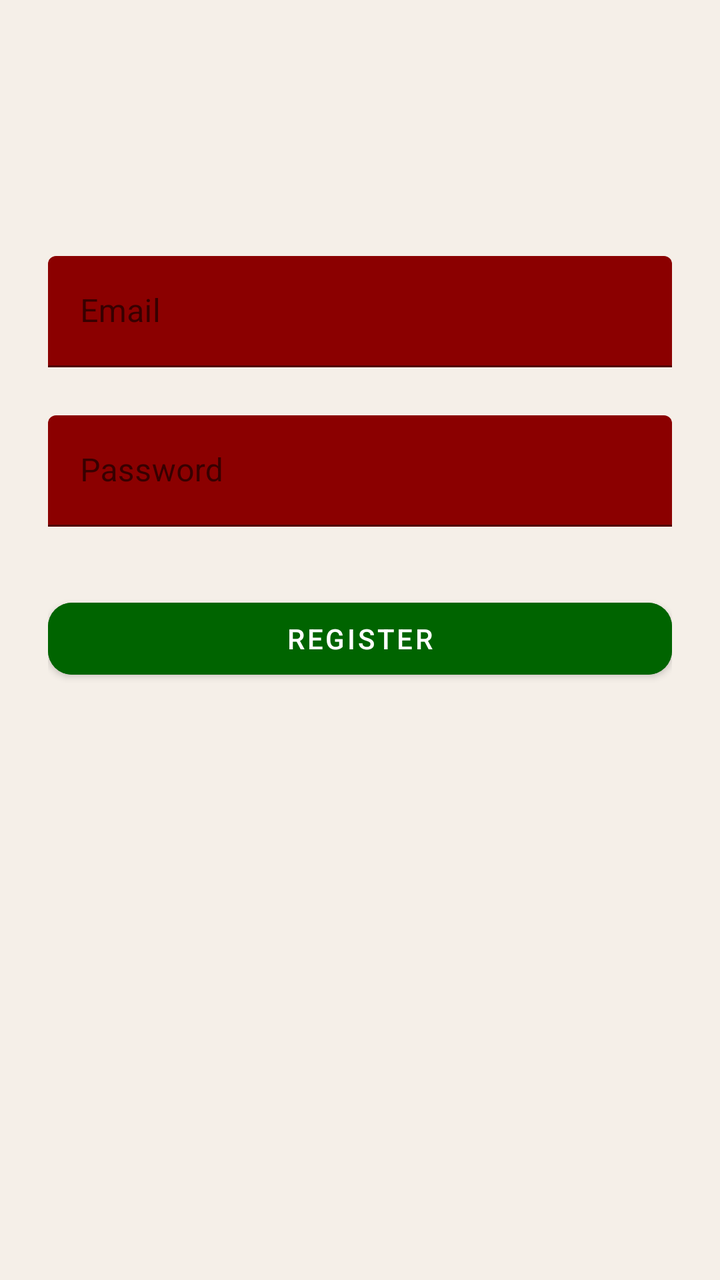
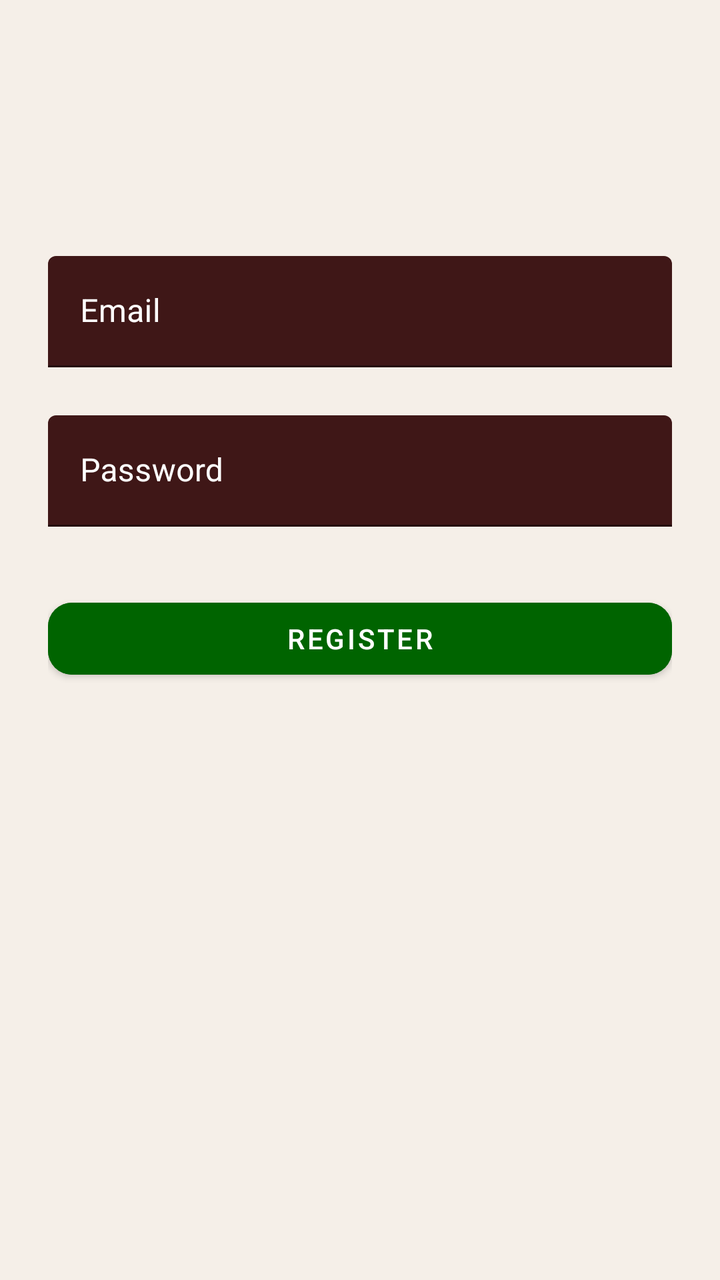

Two renders of the same Android screen: before a commit and after it. Below are the layout's source before the change and the commit's diff.
<!-- AndroidManifest.xml: application theme Theme.Therapy_app -->
<!-- res/layout/activity_register.xml -->
<androidx.constraintlayout.widget.ConstraintLayout
    xmlns:android="http://schemas.android.com/apk/res/android"
    xmlns:app="http://schemas.android.com/apk/res-auto"
    android:padding="24dp"
    android:background="@color/beige"
    android:layout_width="match_parent"
    android:layout_height="match_parent">


    <com.google.android.material.appbar.MaterialToolbar
        android:id="@+id/toolbar"
        android:layout_width="0dp"
        android:layout_height="wrap_content"
        android:background="@color/beige"
        android:title="Register"
        android:titleTextColor="@android:color/black"
        app:layout_constraintTop_toTopOf="parent"
        app:layout_constraintStart_toStartOf="parent"
        app:layout_constraintEnd_toEndOf="parent" />

    
    <com.google.android.material.textfield.TextInputLayout
        android:id="@+id/emailLayout"
        android:layout_width="0dp"
        android:layout_height="wrap_content"
        android:layout_marginTop="48dp"
        app:boxBackgroundMode="filled"
        app:boxBackgroundColor="@color/red"
        app:hintTextColor="@color/white"
        app:boxStrokeColor="@color/white"
        app:layout_constraintTop_toBottomOf="@id/toolbar"
        app:layout_constraintStart_toStartOf="parent"
        app:layout_constraintEnd_toEndOf="parent">

        <com.google.android.material.textfield.TextInputEditText
            android:id="@+id/emailRegister"
            android:layout_width="match_parent"
            android:layout_height="wrap_content"
            android:hint="Email"
            android:textColor="@color/white"
            android:textColorHint="@color/white"
            android:textCursorDrawable="@null"/>
    </com.google.android.material.textfield.TextInputLayout>

    
    <com.google.android.material.textfield.TextInputLayout
        android:id="@+id/passwordLayout"
        android:layout_width="0dp"
        android:layout_height="wrap_content"
        android:layout_marginTop="24dp"
        app:boxBackgroundMode="filled"
        app:boxBackgroundColor="@color/red"
        app:hintTextColor="@color/white"
        app:boxStrokeColor="@color/white"
        app:layout_constraintTop_toBottomOf="@id/emailLayout"
        app:layout_constraintStart_toStartOf="parent"
        app:layout_constraintEnd_toEndOf="parent">

        <com.google.android.material.textfield.TextInputEditText
            android:id="@+id/passwordRegister"
            android:layout_width="match_parent"
            android:layout_height="wrap_content"
            android:hint="Password"
            android:inputType="textPassword"
            android:textColor="@color/white"
            android:textColorHint="@color/white"
            android:textCursorDrawable="@null"/>
    </com.google.android.material.textfield.TextInputLayout>

    
    <com.google.android.material.button.MaterialButton
        android:id="@+id/registerButton"
        android:layout_width="0dp"
        android:layout_height="wrap_content"
        android:layout_marginTop="32dp"
        android:text="Register"
        android:textColor="@color/white"
        android:backgroundTint="@color/green"
        style="@style/Widget.MaterialComponents.Button"
        app:cornerRadius="12dp"
        app:layout_constraintTop_toBottomOf="@id/passwordLayout"
        app:layout_constraintStart_toStartOf="parent"
        app:layout_constraintEnd_toEndOf="parent"/>

</androidx.constraintlayout.widget.ConstraintLayout>
<!-- resources referenced by this layout -->
<resources>
  <color name="beige">#F5EFE8</color>
  <color name="green">#006400</color>
  <color name="red">#8B0000</color>
  <color name="white">#FFFFFFFF</color>
  <style name="Theme.Therapy_app" parent="Theme.MaterialComponents.DayNight.NoActionBar" />
</resources>

<!-- the commit's change to res/layout/activity_register.xml (unified diff, before → after) -->
@@ -1,3 +1,4 @@
+<?xml version="1.0" encoding="utf-8"?>
 <androidx.constraintlayout.widget.ConstraintLayout
     xmlns:android="http://schemas.android.com/apk/res/android"
     xmlns:app="http://schemas.android.com/apk/res-auto"
@@ -5,7 +6,6 @@
     android:background="@color/beige"
     android:layout_width="match_parent"
     android:layout_height="match_parent">
-
 
     <com.google.android.material.appbar.MaterialToolbar
         android:id="@+id/toolbar"
@@ -25,8 +25,8 @@
         android:layout_height="wrap_content"
         android:layout_marginTop="48dp"
         app:boxBackgroundMode="filled"
-        app:boxBackgroundColor="@color/red"
-        app:hintTextColor="@color/white"
+        app:boxBackgroundColor="@color/red_dark"
+        app:hintTextColor="@color/hint_colors"
         app:boxStrokeColor="@color/white"
         app:layout_constraintTop_toBottomOf="@id/toolbar"
         app:layout_constraintStart_toStartOf="parent"
@@ -49,8 +49,8 @@
         android:layout_height="wrap_content"
         android:layout_marginTop="24dp"
         app:boxBackgroundMode="filled"
-        app:boxBackgroundColor="@color/red"
-        app:hintTextColor="@color/white"
+        app:boxBackgroundColor="@color/red_dark"
+        app:hintTextColor="@color/hint_colors"
         app:boxStrokeColor="@color/white"
         app:layout_constraintTop_toBottomOf="@id/emailLayout"
         app:layout_constraintStart_toStartOf="parent"
@@ -76,6 +76,7 @@
         android:text="Register"
         android:textColor="@color/white"
         android:backgroundTint="@color/green"
+        app:rippleColor="@color/light_green"
         style="@style/Widget.MaterialComponents.Button"
         app:cornerRadius="12dp"
         app:layout_constraintTop_toBottomOf="@id/passwordLayout"
<!-- resource entries referenced after the edit -->
@@ -2,8 +2,15 @@
 <resources>
   <color name="beige">#F5EFE8</color>
   <color name="green">#006400</color>
-  <color name="red">#8B0000</color>
+  <color name="light_green">#88E788</color>
+  <color name="red_dark">#3F1717</color>
   <color name="white">#FFFFFFFF</color>
-  <style name="Theme.Therapy_app" parent="Theme.MaterialComponents.DayNight.NoActionBar" />
+  <style name="Theme.Therapy_app" parent="Theme.MaterialComponents.DayNight.NoActionBar">
+          <item name="textInputStyle">@style/MyTextInputStyle</item>
+      </style>
+  <style name="MyTextInputStyle" parent="Widget.MaterialComponents.TextInputLayout.FilledBox">
+          <item name="android:textColorHint">@color/white</item>
+          <item name="hintTextColor">@color/white</item>
+      </style>
 </resources>
 
